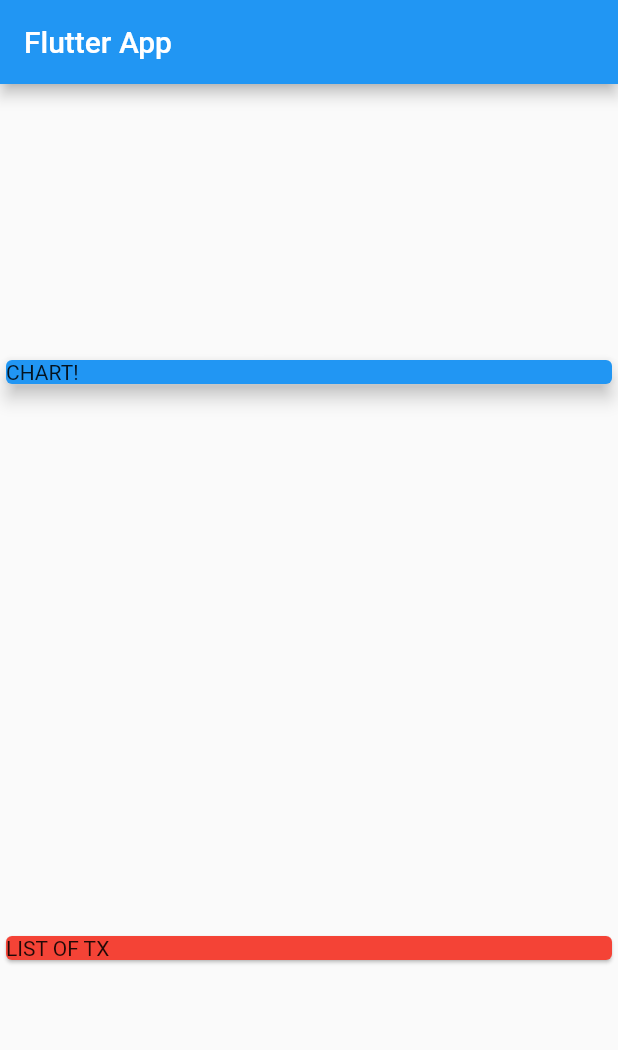
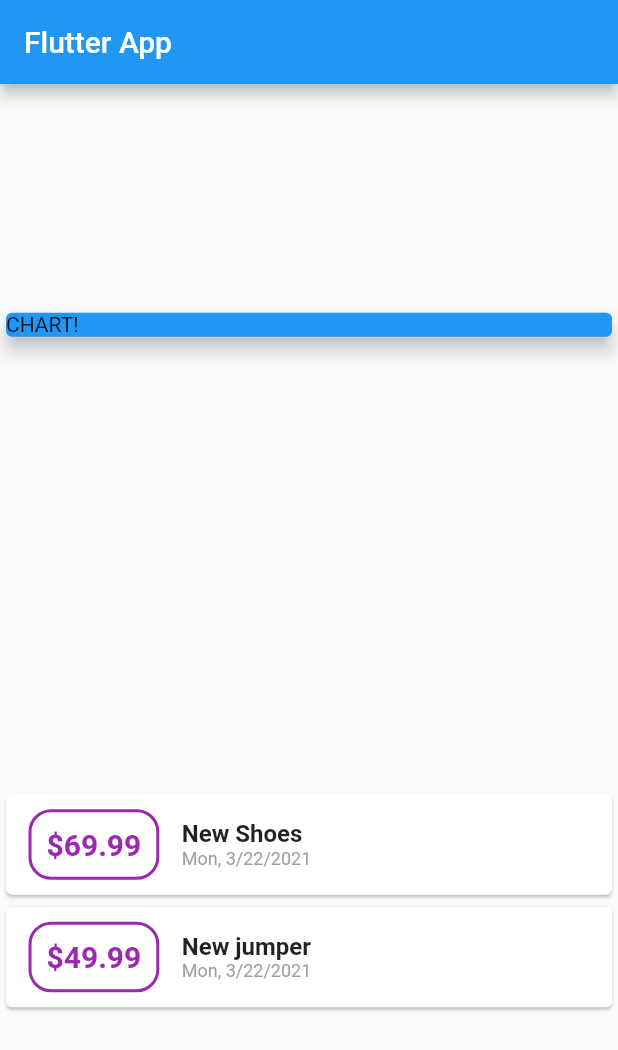
Before and after one commit to k0say/Expenses-app, a Flutter app: the screen it shows after launch, on a phone screen of 412 x 824 dp. Shown: the top 1050 px of the screen. Run offline on Flutter 3.47's test engine with Material 2 defaults, Android fonts, the phone set to English and light mode, and no system bars.

Commit message:
adding styling to list

```diff
--- a/expenses_app/lib/main.dart
+++ b/expenses_app/lib/main.dart
@@ -1,5 +1,6 @@
 import 'package:expenses_app/transaction.dart';
 import 'package:flutter/material.dart';
+import 'package:intl/intl.dart';
 
 void main() => runApp(MyApp());
 
@@ -14,7 +15,12 @@ class MyApp extends StatelessWidget {
 }
 
 class MyHomePage extends StatelessWidget {
-  final List<Transaction> transactions = [];
+  final List<Transaction> transactions = [
+    Transaction(
+        id: 't1', title: 'New Shoes', amount: 69.99, date: DateTime.now()),
+    Transaction(
+        id: 't2', title: 'New jumper', amount: 49.99, date: DateTime.now())
+  ];
 
   @override
   Widget build(BuildContext context) {
@@ -34,9 +40,56 @@ class MyHomePage extends StatelessWidget {
               elevation: 5,
             ),
           ),
-          Card(
-            color: Colors.red,
-            child: Text('LIST OF TX'),
+          Column(
+            children: transactions.map((tx) {
+              return Card(
+                child: Row(
+                  children: [
+                    Container(
+                      padding: EdgeInsets.all(10),
+                      margin: EdgeInsets.symmetric(
+                        vertical: 10,
+                        horizontal: 15,
+                      ),
+                      decoration: BoxDecoration(
+                        borderRadius: BorderRadius.all(Radius.circular(15)),
+                        border: Border.all(
+                          color: Colors.purple,
+                          width: 2,
+                        ),
+                      ),
+                      child: Text(
+                        '\$${tx.amount}',
+                        style: TextStyle(
+                          fontWeight: FontWeight.bold,
+                          fontSize: 20,
+                          color: Colors.purple,
+                        ),
+                      ),
+                    ),
+                    Column(
+                      crossAxisAlignment: CrossAxisAlignment.start,
+                      children: [
+                        Text(
+                          tx.title,
+                          style: TextStyle(
+                            fontSize: 16,
+                            fontWeight: FontWeight.bold,
+                          ),
+                        ),
+                        Text(
+                          DateFormat.yMEd().format(tx.date),
+                          style: TextStyle(
+                            color: Colors.grey,
+                            fontSize: 12,
+                          ),
+                        ),
+                      ],
+                    ),
+                  ],
+                ),
+              );
+            }).toList(),
           ),
         ],
       ),
--- a/expenses_app/lib/transaction.dart
+++ b/expenses_app/lib/transaction.dart
@@ -1,8 +1,14 @@
+import 'package:flutter/foundation.dart';
+
 class Transaction {
   final String id;
   final String title;
   final double amount;
   final DateTime date;
 
-  Transaction({this.id, this.title, this.amount, this.date});
+  Transaction(
+      {@required this.id,
+      @required this.title,
+      @required this.amount,
+      @required this.date});
 }
--- a/expenses_app/pubspec.yaml
+++ b/expenses_app/pubspec.yaml
@@ -23,6 +23,7 @@ environment:
 dependencies:
   flutter:
     sdk: flutter
+  intl: ^0.17.0
 
 
   # The following adds the Cupertino Icons font to your application.
```
Also changed, not shown: expenses_app/pubspec.lock.
